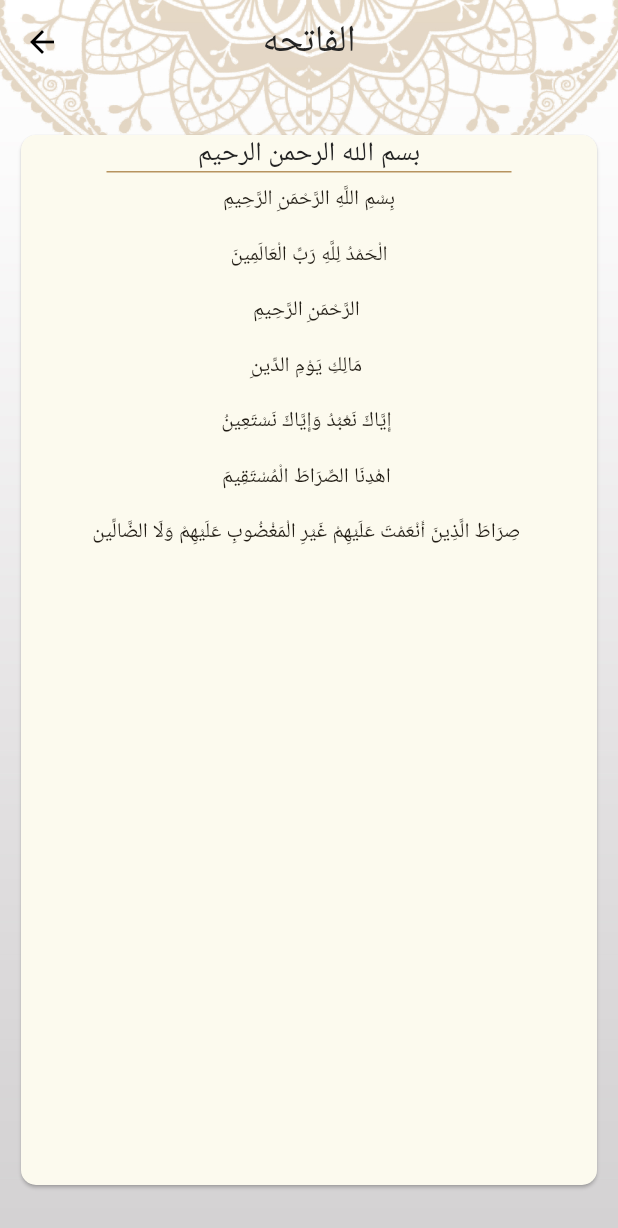
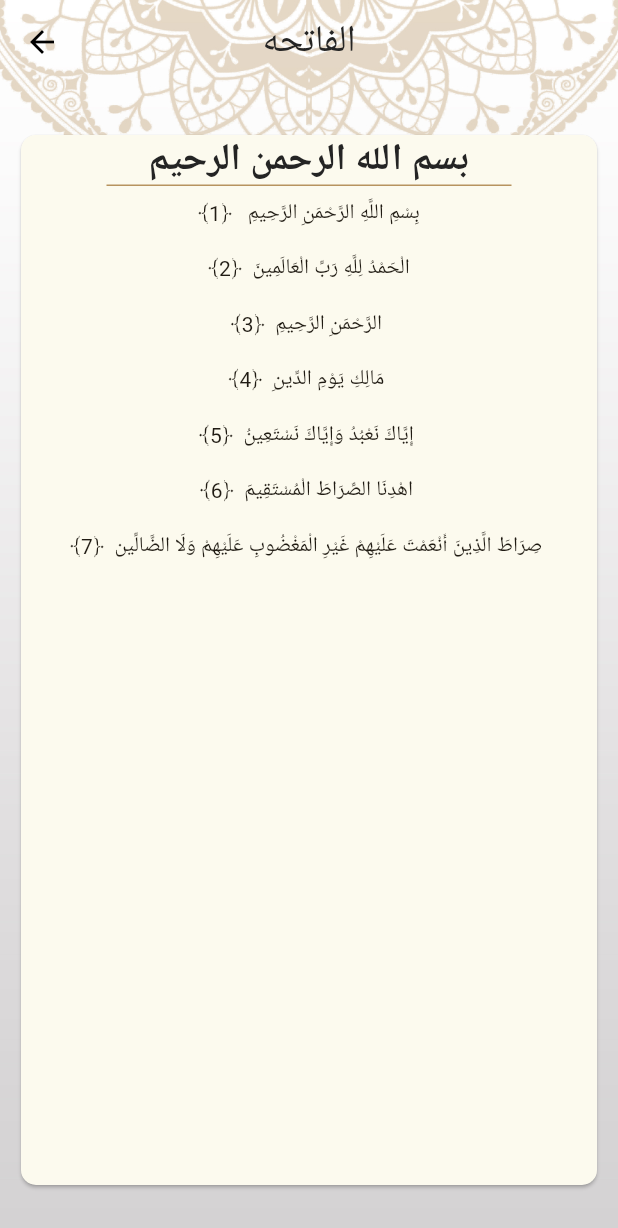
Before and after one commit to ShrookGamal/islamy-app, a Flutter app: the screen it shows after launch, after a tap on "الفاتحه", on a phone screen of 412 x 824 dp. Shown: the top 1228 px of the screen. Run offline on Flutter 3.47's test engine with Material 3 defaults, Android fonts, the phone set to English and light mode, and no system bars; our stand-ins replace flutter_screenutil, shared_preferences; generated files the repository leaves out were written again.

```diff
--- a/lib/config/theme/my_theme.dart
+++ b/lib/config/theme/my_theme.dart
@@ -29,8 +29,8 @@ class MyTheme {
       textTheme: const TextTheme(
           headlineLarge: TextStyle(color: ColorsManager.black, fontSize: 25),
           headlineMedium: TextStyle(
-              fontWeight: FontWeight.w500,
-              fontSize: 18,
+              fontWeight: FontWeight.w700,
+              fontSize: 25,
               color: Color(0XFF242424)),
           titleMedium: TextStyle(
               fontSize: 19,
@@ -42,8 +42,11 @@ class MyTheme {
               color: ColorsManager.goldColor),
           labelSmall: TextStyle(
               fontWeight: FontWeight.normal,
-              fontSize: 16,
-              color: Colors.white)),
+              fontSize: 16, color: Colors.white),
+          labelLarge: TextStyle(
+              color: Color(0XFF242424),
+              fontWeight: FontWeight.w500,
+              fontSize: 20)),
       cardTheme: CardTheme(
           shape:
               RoundedRectangleBorder(borderRadius: BorderRadius.circular(10)),
@@ -78,8 +81,8 @@ class MyTheme {
       textTheme: const TextTheme(
           headlineLarge: TextStyle(color: ColorsManager.yellow, fontSize: 25),
           headlineMedium: TextStyle(
-              fontWeight: FontWeight.w500,
-              fontSize: 18,
+              fontWeight: FontWeight.w700,
+              fontSize: 25,
               color: ColorsManager.white),
           titleMedium: TextStyle(
               fontSize: 19,
@@ -91,7 +94,11 @@ class MyTheme {
               color: ColorsManager.yellow),
           labelSmall: TextStyle(
               fontWeight: FontWeight.normal, fontSize: 16, color: Colors.white),
-          bodyMedium: TextStyle(color: ColorsManager.yellow)),
+          bodyMedium: TextStyle(color: ColorsManager.yellow),
+          labelLarge: TextStyle(
+              color: ColorsManager.white,
+              fontWeight: FontWeight.w500,
+              fontSize: 20)),
       cardTheme: CardTheme(
           shape:
               RoundedRectangleBorder(borderRadius: BorderRadius.circular(10)),
--- a/lib/l10n/app_ar.arb
+++ b/lib/l10n/app_ar.arb
@@ -7,7 +7,7 @@
   "sebhaLabel": " السبحة ",
   "radioLabel": " الراديو",
   "settingsLabel": " الاعدادات ",
-  "themeLabel": " السمه ",
+  "themeLabel": " المظهر ",
   "languageLabel": " اللغة ",
   "light": "الفاتح",
   "dark": "الداكن",
--- a/lib/main.dart
+++ b/lib/main.dart
@@ -6,5 +6,8 @@ import 'my_app/my_app.dart';
 
 void main() {
   runApp(ChangeNotifierProvider(
-      create: (BuildContext context) => SettingsProvider(), child: MyApp()));
+      create: (BuildContext context) => SettingsProvider()
+        ..getLanguage()
+        ..getTheme(),
+      child: MyApp()));
 }
--- a/lib/my_app/my_app.dart
+++ b/lib/my_app/my_app.dart
@@ -4,6 +4,7 @@ import 'package:flutter_projects/core/routes_manager.dart';
 import 'package:flutter_projects/presentation/screens/home/quran_details_screen/quran_details.dart';
 import 'package:flutter_projects/presentation/screens/splash/splash_screen.dart';
 import 'package:flutter_projects/providers/settings_provider.dart';
+import 'package:flutter_screenutil/flutter_screenutil.dart';
 import 'package:provider/provider.dart';
 
 import '../config/theme/my_theme.dart';
@@ -17,7 +18,8 @@ class MyApp extends StatelessWidget {
   @override
   Widget build(BuildContext context) {
     var myProvider = Provider.of<SettingsProvider>(context);
-    return MaterialApp(
+    return ScreenUtilInit(
+      builder: (context, child) => MaterialApp(
         theme: MyTheme.lightTheme,
         darkTheme: MyTheme.darkTheme,
         themeMode: myProvider.currentTheme,
@@ -60,6 +62,7 @@ class MyApp extends StatelessWidget {
         },*/
         debugShowCheckedModeBanner: false,
         locale: Locale(myProvider.currentLanguage),
+      ),
     );
   }
 }
--- a/lib/presentation/screens/home/quran_details_screen/quran_details.dart
+++ b/lib/presentation/screens/home/quran_details_screen/quran_details.dart
@@ -52,7 +52,7 @@ class _QuranDetailsState extends State<QuranDetails> {
                 Expanded(
                   child: ListView.builder(
                     itemBuilder: (context, index) => Padding(
-                                padding: const EdgeInsets.all(8.0),
+                      padding: const EdgeInsets.all(8.0),
                       child: verses.isEmpty
                           ? Center(
                               child: CircularProgressIndicator(
@@ -60,12 +60,12 @@ class _QuranDetailsState extends State<QuranDetails> {
                             ))
                           : Text(
                               verses[index],
-                                  textAlign: TextAlign.center,
-                                  textDirection: TextDirection.rtl,
+                              textAlign: TextAlign.center,
+                              textDirection: TextDirection.rtl,
                               style: Theme.of(context).textTheme.bodyMedium,
                             ),
-                              ),
-                              itemCount: verses.length,
+                    ),
+                    itemCount: verses.length,
                   ),
                 ),
               ],
@@ -83,7 +83,13 @@ class _QuranDetailsState extends State<QuranDetails> {
     List<String> suraLines = fileContent.trim().split('\n');
     // هنا انا عايزة اعمل ليست لكل صورة و اشيل في كل اندكس ايه
     // trim => remove white spaces
-    verses = suraLines;
+    List<String> numberedVerses = [];
+    for (int i = 0; i < suraLines.length; i++) {
+      String verseText = suraLines[i];
+      int verseNumber = i + 1;
+      numberedVerses.add("$verseText  ﴿$verseNumber﴾ ");
+    }
+    verses = numberedVerses;
     setState(() {});
   }
 }
--- a/lib/presentation/screens/home/tabs/hadith_tab/widgets/hadith_title_widget.dart
+++ b/lib/presentation/screens/home/tabs/hadith_tab/widgets/hadith_title_widget.dart
@@ -1,5 +1,6 @@
 import 'package:flutter/material.dart';
 import 'package:flutter_projects/core/routes_manager.dart';
+import 'package:flutter_screenutil/flutter_screenutil.dart';
 
 import '../hadith_tab.dart';
 
@@ -16,7 +17,7 @@ class HadithTitleWidget extends StatelessWidget {
             arguments: hadith);
       },
       child: Container(
-        padding: EdgeInsets.symmetric(vertical: 10, horizontal: 20),
+        padding: REdgeInsets.symmetric(vertical: 10, horizontal: 20),
         child: Text(
           hadith.title,
           style: Theme.of(context).textTheme.titleMedium,
--- a/lib/presentation/screens/home/tabs/quran_tab/widgets/quran_header_widget.dart
+++ b/lib/presentation/screens/home/tabs/quran_tab/widgets/quran_header_widget.dart
@@ -1,5 +1,6 @@
 import 'package:flutter/material.dart';
 import 'package:flutter_gen/gen_l10n/app_localizations.dart';
+import 'package:flutter_screenutil/flutter_screenutil.dart';
 
 class QuranHeaderWidget extends StatelessWidget {
   QuranHeaderWidget({super.key});
@@ -9,8 +10,8 @@ class QuranHeaderWidget extends StatelessWidget {
     return Container(
       decoration: BoxDecoration(
           border: Border.symmetric(
-              horizontal:
-                  BorderSide(color: Theme.of(context).dividerColor, width: 2))),
+              horizontal: BorderSide(
+                  color: Theme.of(context).dividerColor, width: 2.w))),
       child: IntrinsicHeight(
         child: Row(
           children: [
@@ -18,16 +19,16 @@ class QuranHeaderWidget extends StatelessWidget {
                 flex: 3,
                 child: Text(AppLocalizations.of(context)!.chapterName,
                     textAlign: TextAlign.center,
-                    style: Theme.of(context).textTheme.headlineMedium)),
+                    style: Theme.of(context).textTheme.labelLarge)),
             Container(
               color: Theme.of(context).dividerColor,
-              width: 2,
+              width: 2.w,
             ),
             Expanded(
                 flex: 3,
                 child: Text(AppLocalizations.of(context)!.versesNumber,
                     textAlign: TextAlign.center,
-                    style: Theme.of(context).textTheme.headlineMedium)),
+                    style: Theme.of(context).textTheme.labelLarge)),
           ],
         ),
       ),
--- a/lib/presentation/screens/home/tabs/quran_tab/widgets/sura_name_widget.dart
+++ b/lib/presentation/screens/home/tabs/quran_tab/widgets/sura_name_widget.dart
@@ -1,5 +1,6 @@
 import 'package:flutter/material.dart';
 import 'package:flutter_projects/core/routes_manager.dart';
+import 'package:flutter_screenutil/flutter_screenutil.dart';
 
 import '../quran_tab.dart';
 
@@ -27,7 +28,7 @@ class SuraNameWidget extends StatelessWidget {
             )),
             Container(
               color: Theme.of(context).dividerColor,
-              width: 2,
+              width: 2.w,
             ),
             Expanded(
                 child: Text(suraItem.versesNumber,
--- a/lib/providers/settings_provider.dart
+++ b/lib/providers/settings_provider.dart
@@ -1,23 +1,65 @@
 import 'package:flutter/material.dart';
+import 'package:shared_preferences/shared_preferences.dart';
 
 // observable which has data
 class SettingsProvider extends ChangeNotifier {
   ThemeMode currentTheme = ThemeMode.light;
-  String currentLanguage = 'en';
 
   void changeAppTheme(ThemeMode newTheme) {
     if (currentTheme == newTheme) return;
     currentTheme = newTheme;
+    saveTheme(newTheme);
     notifyListeners();
   }
-
   bool isLightTheme() {
     return currentTheme == ThemeMode.light;
   }
 
+  void saveTheme(ThemeMode themeMode) async {
+    SharedPreferences prefs = await SharedPreferences.getInstance();
+    if (themeMode == ThemeMode.light) {
+      prefs.setString('theme', 'light');
+    } else {
+      prefs.setString('theme', 'dark');
+    }
+  }
+
+  void getTheme() async {
+    SharedPreferences prefs = await SharedPreferences.getInstance();
+    String theme = prefs.getString('theme') ?? 'light';
+    if (theme == 'light') {
+      currentTheme = ThemeMode.light;
+    } else {
+      currentTheme = ThemeMode.dark;
+    }
+    notifyListeners();
+  }
+
+  String currentLanguage = 'en';
   void changeAppLanguage(String newLang) {
     if (currentLanguage == newLang) return;
     currentLanguage = newLang;
+    saveLanguage(newLang);
+    notifyListeners();
+  }
+
+  void saveLanguage(String lang) async {
+    SharedPreferences ref = await SharedPreferences.getInstance();
+    if (lang == 'en') {
+      ref.setString('lang', 'en');
+    } else {
+      ref.setString('lang', 'ar');
+    }
+  }
+
+  void getLanguage() async {
+    SharedPreferences ref = await SharedPreferences.getInstance();
+    String lang = ref.getString('lang') ?? 'en';
+    if (lang == 'en') {
+      currentLanguage = 'en';
+    } else {
+      currentLanguage = 'ar';
+    }
     notifyListeners();
   }
 }
--- a/pubspec.yaml
+++ b/pubspec.yaml
@@ -39,6 +39,8 @@ dependencies:
   flutter_localizations:
     sdk: flutter
   intl: any
+  flutter_screenutil: ^5.9.3
+  shared_preferences: ^2.2.3
 
 dev_dependencies:
   flutter_test:
```
Also changed, not shown: lib/presentation/screens/home/tabs/radio_tab/radio_tab.dart (+6 -3 lines), lib/presentation/screens/home/tabs/sebha_tab/sebha_tab.dart (+28 -21 lines), lib/presentation/screens/home/tabs/settings_tab/settings_tab.dart (+9 -8 lines), lib/presentation/screens/home/tabs/settings_tab/widgets/language_bottom_sheet.dart (+4 -3 lines), lib/presentation/screens/home/tabs/settings_tab/widgets/theme_bottom_sheet.dart (+4 -3 lines), assets/images/sebha_head.png (deleted), pubspec.lock. Lines whose indentation alone changed are shown as unchanged.
